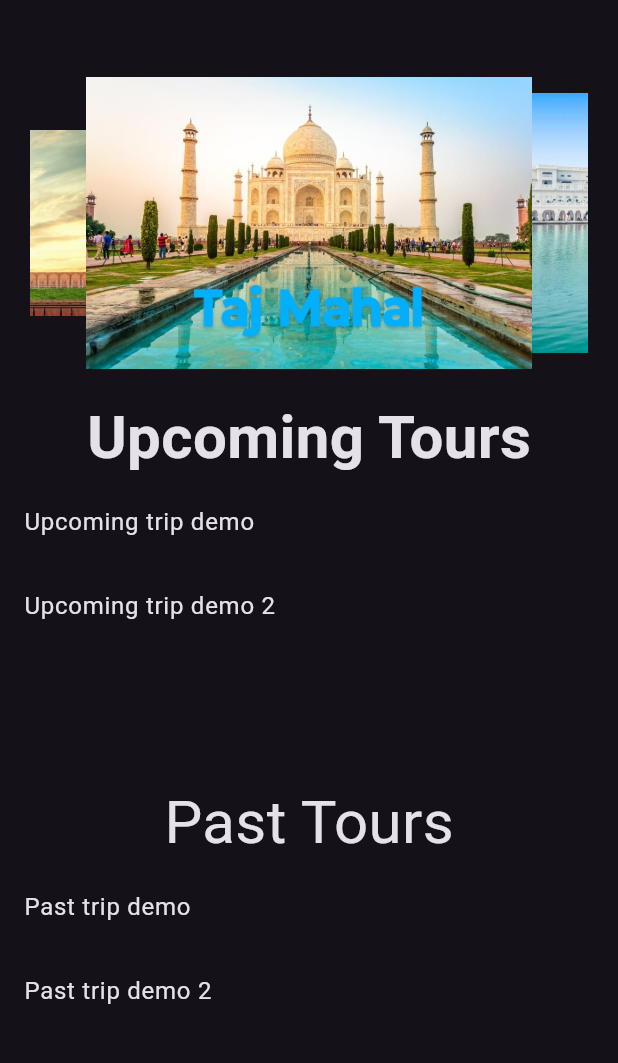
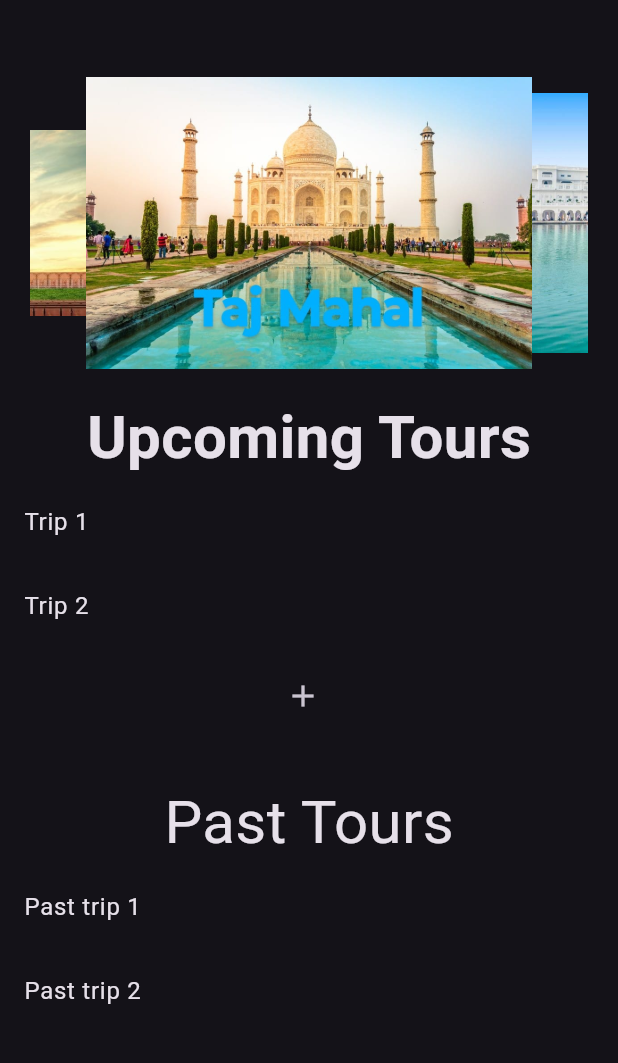
Before and after one commit to Adithya-1489181/TOURA, a Flutter app: the screen it shows after launch, on a phone screen of 412 x 824 dp, the part 63-1126 px from its top. Run offline on Flutter 3.47's test engine with Material 3 defaults, Android fonts, the phone set to English and light mode, and no system bars; drawn by our look-alikes of carousel_slider; our stand-ins replace flutter_map, flutter_markdown, flutter_riverpod, google_generative_ai, latlong2.

Commit message:
Tweaking the prototype a little bit so that it works properly

```diff
--- a/toura/lib/Provider/imagepass.dart
+++ b/toura/lib/Provider/imagepass.dart
@@ -1,7 +1,4 @@
-import 'package:flutter/material.dart';
 import 'package:flutter_riverpod/flutter_riverpod.dart';
-import 'dart:convert';
-import 'package:http/http.dart' as http;
 
 // class TouristPlace {
 //   final String name;
--- a/toura/lib/UI/home_screen/home_page.dart
+++ b/toura/lib/UI/home_screen/home_page.dart
@@ -3,10 +3,45 @@ import 'package:toura/UI/entire_trip_screen/entire_trip_page.dart';
 import 'package:toura/UI/global.dart';
 import 'package:toura/UI/home_screen/carousel_slider_suggetions.dart';
 
-class HomePage extends StatelessWidget {
+class HomePage extends StatefulWidget {
   const HomePage({
     super.key,
   });
+
+  @override
+  State<HomePage> createState() => _HomePageState();
+}
+
+class _HomePageState extends State<HomePage> {
+  List tiles = [];
+
+  @override
+  void initState() {
+    tiles = <ListTile>[
+      ListTile(
+        title: const Text("Trip 1"),
+        onTap: () {
+          Navigator.push(
+              context,
+              MaterialPageRoute(
+                  builder: (context) => const EntireTripPage(
+                      "Trip 1", CurrentPage.tripPlanPage)));
+        },
+      ),
+      ListTile(
+        title: const Text("Trip 2"),
+        onTap: () {
+          Navigator.push(
+            context,
+            MaterialPageRoute(
+                builder: (context) =>
+                    const EntireTripPage("Trip 2", CurrentPage.tripPlanPage)),
+          );
+        },
+      ),
+    ];
+    super.initState();
+  }
 
   @override
   Widget build(BuildContext context) {
@@ -60,28 +95,59 @@ class HomePage extends StatelessWidget {
               height: 200,
               child: ListView(
                 children: [
+                  // ListTile(
+                  //   title: const Text("Trip 1"),
+                  //   onTap: () {
+                  //     Navigator.push(
+                  //         context,
+                  //         MaterialPageRoute(
+                  //             builder: (context) => const EntireTripPage(
+                  //                 "Trip 1", CurrentPage.tripPlanPage)));
+                  //   },
+                  // ),
+                  // ListTile(
+                  //   title: const Text("Trip 2"),
+                  //   onTap: () {
+                  //     Navigator.push(
+                  //       context,
+                  //       MaterialPageRoute(
+                  //           builder: (context) => const EntireTripPage(
+                  //               "Trip 2", CurrentPage.tripPlanPage)),
+                  //     );
+                  //   },
+                  // ),
+                  ...tiles,
                   ListTile(
-                    title: const Text("Upcoming trip demo"),
+                    title: Center(
+                      child: IconButton(
+                        icon: const Icon(Icons.add),
+                        onPressed: () {
+                          setState(() {
+                            tiles.add(
+                              ListTile(
+                                title: const Text("New trip"),
                                 onTap: () {
                                   Navigator.push(
                                     context,
                                     MaterialPageRoute(
-                              builder: (context) => const EntireTripPage(
-                                  "Upcoming tirp demo",
-                                  CurrentPage.tripPlanPage)));
+                                        builder: (context) =>
+                                            const EntireTripPage("New trip",
+                                                CurrentPage.tripPlanPage)),
+                                  );
                                 },
                               ),
-                  ListTile(
-                    title: const Text("Upcoming trip demo 2"),
-                    onTap: () {
+                            );
+                          });
                           Navigator.push(
                             context,
                             MaterialPageRoute(
                                 builder: (context) => const EntireTripPage(
-                                  "Upcoming tirp demo 2",
-                                  CurrentPage.tripPlanPage)));
+                                    "New Trip", CurrentPage.tripPlanPage)),
+                          );
                         },
-                  )
+                      ),
+                    ),
+                  ),
                 ],
               ),
             ),
@@ -96,25 +162,23 @@ class HomePage extends StatelessWidget {
               child: ListView(
                 children: [
                   ListTile(
-                    title: const Text("Past trip demo"),
+                    title: const Text("Past trip 1"),
                     onTap: () {
                       Navigator.push(
                           context,
                           MaterialPageRoute(
                               builder: (context) => const EntireTripPage(
-                                  "Past tirp demo",
-                                  CurrentPage.melojourneyPage)));
+                                  "Past trip 1", CurrentPage.melojourneyPage)));
                     },
                   ),
                   ListTile(
-                    title: const Text("Past trip demo 2"),
+                    title: const Text("Past trip 2"),
                     onTap: () {
                       Navigator.push(
                           context,
                           MaterialPageRoute(
                               builder: (context) => const EntireTripPage(
-                                  "Past tirp demo 2",
-                                  CurrentPage.melojourneyPage)));
+                                  "Past trip 2", CurrentPage.melojourneyPage)));
                     },
                   )
                 ],
--- a/toura/lib/UI/trip_plan_screen/trip_plan_page.dart
+++ b/toura/lib/UI/trip_plan_screen/trip_plan_page.dart
@@ -32,8 +32,6 @@
 //     );
 //   }
 // }
-
-import 'dart:io';
 
 import 'package:flutter/material.dart';
 
```
Also changed, not shown: toura/lib/Provider/messagenotifier.dart (+7 -3 lines), 2 other files. Lines whose indentation alone changed are shown as unchanged.
